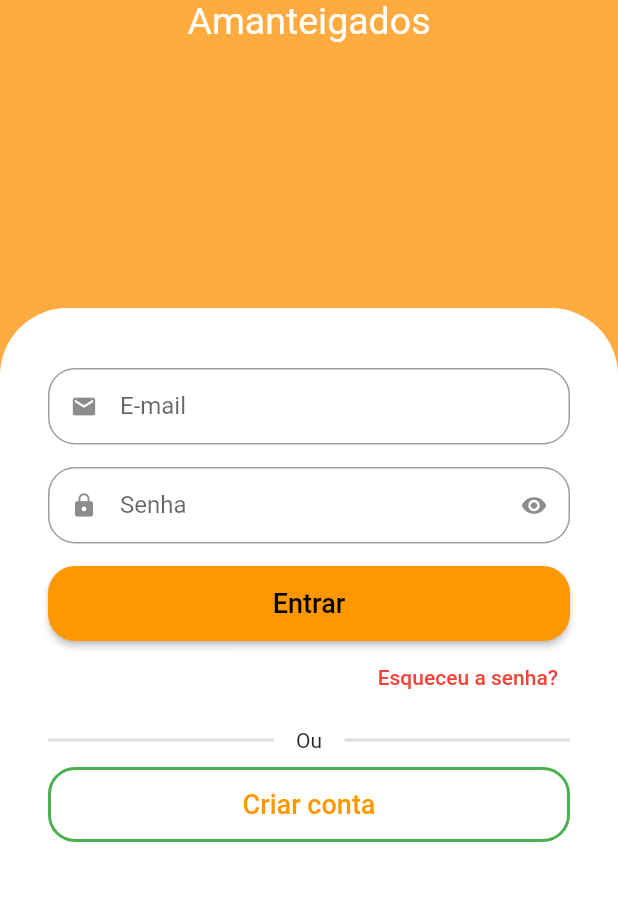
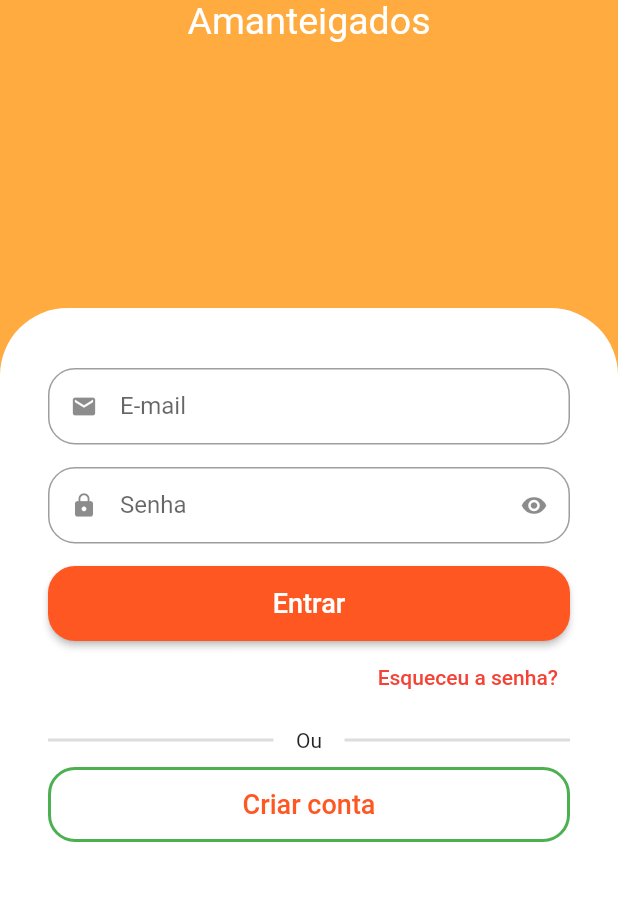
Before and after one commit to RogerioHopka/proencagourmet, a Flutter app: the screen it shows after launch, on a phone screen of 412 x 824 dp, the part 334-1235 px from its top. Run offline on Flutter 3.47's test engine with Material 2 defaults, Android fonts, the phone set to English and light mode, and no system bars; drawn by our look-alikes of animated_text_kit.

Commit message:
Initial Commit

```diff
--- a/lib/main.dart
+++ b/lib/main.dart
@@ -14,7 +14,7 @@ class MyApp extends StatelessWidget {
     return MaterialApp(
       title: 'Proença Gourmet',
       theme: ThemeData(
-        primarySwatch: Colors.orange,
+        primarySwatch: Colors.deepOrange,
       ),
       debugShowCheckedModeBanner: false,
       home: const SignInScreen(),
```
